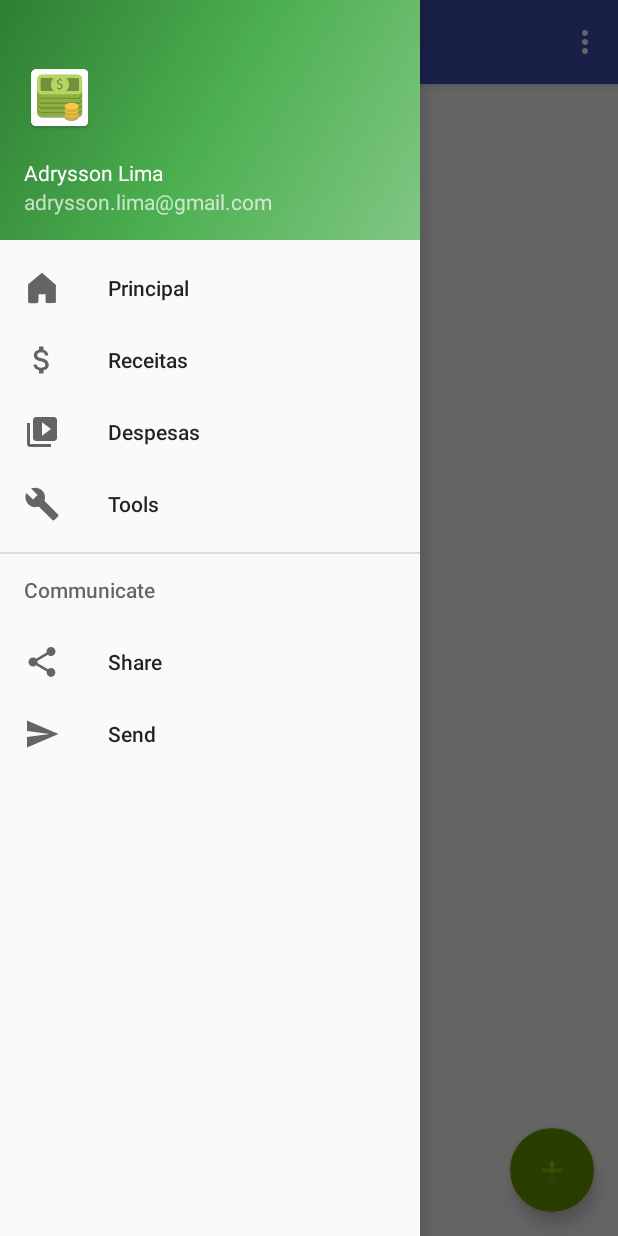
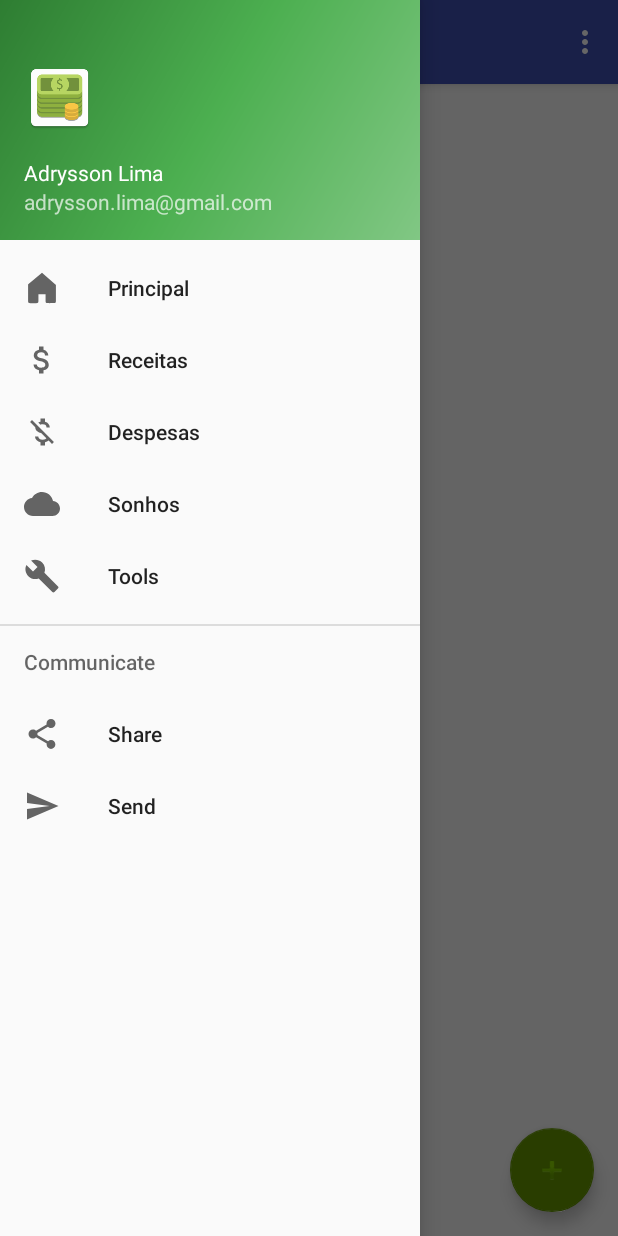
Before and after one commit to adryssonlima/MyMoney, an Android app: the screen it shows after launch (MainActivity), with the side drawer open, on a phone screen of 412 x 824 dp. Run offline under Robolectric (Android 15) with nearby library versions, the phone set to English and light mode, and no system bars.

Commit message:
Atualização de menu

```diff
--- /dev/null
+++ b/app/src/main/res/drawable/ic_menu_cloud.xml
@@ -0,0 +1,9 @@
+<vector xmlns:android="http://schemas.android.com/apk/res/android"
+        android:width="24dp"
+        android:height="24dp"
+        android:viewportWidth="24.0"
+        android:viewportHeight="24.0">
+    <path
+        android:fillColor="#FF000000"
+        android:pathData="M19.35,10.04C18.67,6.59 15.64,4 12,4 9.11,4 6.6,5.64 5.35,8.04 2.34,8.36 0,10.91 0,14c0,3.31 2.69,6 6,6h13c2.76,0 5,-2.24 5,-5 0,-2.64 -2.05,-4.78 -4.65,-4.96z"/>
+</vector>
--- /dev/null
+++ b/app/src/main/res/drawable/ic_menu_money_off.xml
@@ -0,0 +1,9 @@
+<vector xmlns:android="http://schemas.android.com/apk/res/android"
+        android:width="24dp"
+        android:height="24dp"
+        android:viewportWidth="24.0"
+        android:viewportHeight="24.0">
+    <path
+        android:fillColor="#FF000000"
+        android:pathData="M12.5,6.9c1.78,0 2.44,0.85 2.5,2.1h2.21c-0.07,-1.72 -1.12,-3.3 -3.21,-3.81V3h-3v2.16c-0.53,0.12 -1.03,0.3 -1.48,0.54l1.47,1.47c0.41,-0.17 0.91,-0.27 1.51,-0.27zM5.33,4.06L4.06,5.33 7.5,8.77c0,2.08 1.56,3.21 3.91,3.91l3.51,3.51c-0.34,0.48 -1.05,0.91 -2.42,0.91 -2.06,0 -2.87,-0.92 -2.98,-2.1h-2.2c0.12,2.19 1.76,3.42 3.68,3.83V21h3v-2.15c0.96,-0.18 1.82,-0.55 2.45,-1.12l2.22,2.22 1.27,-1.27L5.33,4.06z"/>
+</vector>
--- a/app/src/main/res/menu/activity_main_drawer.xml
+++ b/app/src/main/res/menu/activity_main_drawer.xml
@@ -11,9 +11,13 @@
             android:icon="@drawable/ic_menu_attach_money"
             android:title="Receitas" />
         <item
-            android:id="@+id/nav_slideshow"
-            android:icon="@drawable/ic_menu_slideshow"
+            android:id="@+id/nav_money_off"
+            android:icon="@drawable/ic_menu_money_off"
             android:title="Despesas" />
+        <item
+            android:id="@+id/nav_cloud"
+            android:icon="@drawable/ic_menu_cloud"
+            android:title="Sonhos" />
         <item
             android:id="@+id/nav_manage"
             android:icon="@drawable/ic_menu_manage"
```
